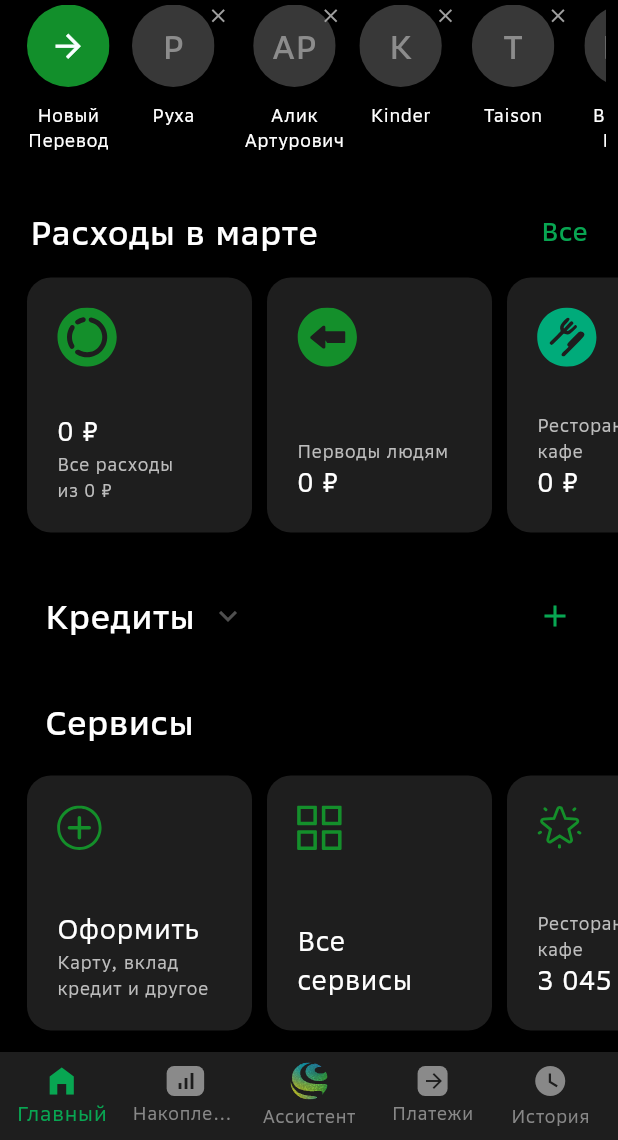
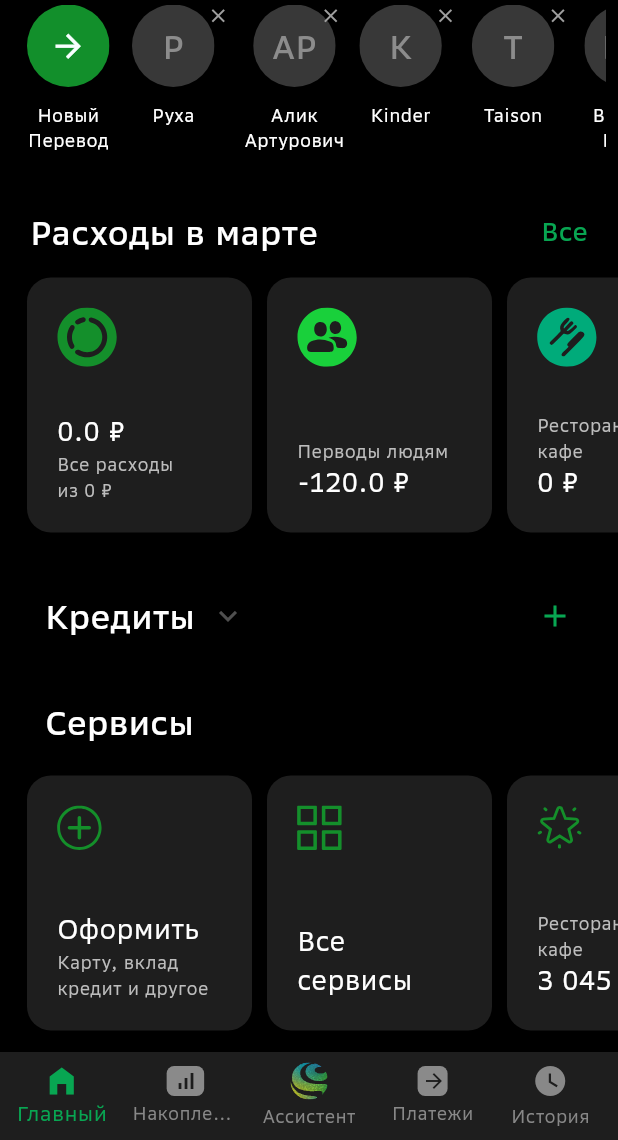
Before and after one commit to ErikBagaev1/sber, a Flutter app: the screen it shows after launch, scrolled down 327 dp, on a phone screen of 412 x 824 dp, the part 96-1236 px from its top. Run offline on Flutter 3.47's test engine with Material 3 defaults, Android fonts, the phone set to English and light mode, and no system bars; drawn by our look-alikes of skeletonizer; our stand-ins replace flutter_svg, shared_preferences, skeletons.

Commit message:
исправления

```diff
--- a/lib/components/expenses_list.dart
+++ b/lib/components/expenses_list.dart
@@ -1,14 +1,68 @@
 import 'package:flutter/material.dart';
 import 'package:flutter_svg/svg.dart';
+import 'package:sber/models/check.dart';
 import 'package:sber/pages/home_page.dart';
 import 'package:skeletonizer/skeletonizer.dart';
 
 import 'Expenses_card.dart';
 
-class ExpensesList extends StatelessWidget {
+String? incoming;
+String? outgoing;
+List<Chek> _checks = [];
+
+class ExpensesList extends StatefulWidget {
   const ExpensesList({
     super.key,
   });
+
+  @override
+  State<ExpensesList> createState() => _ExpensesListState();
+}
+
+class _ExpensesListState extends State<ExpensesList> {
+  @override
+  void initState() {
+    super.initState();
+
+    _loadChecks();
+  }
+
+  // Метод для загрузки чеков из локального хранилища
+  void _loadChecks() async {
+    try {
+      List<Chek> loadedChecks = await CheckRepository.loadChecks();
+
+      setState(() {
+        _checks = loadedChecks;
+      });
+
+      outgoing = calculateTotalCashForStatus('Исходящий перевод');
+      // print('Загруженные чеки:');
+      // print(_checks.length);
+      // for (var check in _checks) {
+      //   print('Дата: ${check.date}, ФИО: ${check.fio}, Сумма: ${check.cash}');
+      // }
+    } catch (e) {
+      // Обработка ошибок, если загрузка не удалась
+      // ignore: avoid_print
+      print('Ошибка при загрузке чеков: $e');
+    }
+  }
+
+  String calculateTotalCashForStatus(String status) {
+    double totalCash = 0;
+
+    // Проходим по всем чекам
+    for (var check in _checks) {
+      // Если статус чека совпадает с заданным статусом, добавляем его сумму к общей сумме
+      if (check.status == status) {
+        totalCash += check.cash;
+      }
+    }
+
+    // Возвращаем строковое представление общей суммы
+    return '$totalCash';
+  }
 
   @override
   Widget build(BuildContext context) {
@@ -50,9 +104,9 @@ class ExpensesList extends StatelessWidget {
                   Skeletonizer(
                     enabled: enabled1 ? true : false,
                     child: Expenses(
-                      cash: const Text(
-                        '0 ₽',
-                        style: TextStyle(
+                      cash: Text(
+                        '$outgoing ₽',
+                        style: const TextStyle(
                           fontSize: 18,
                           color: Colors.white,
                         ),
@@ -82,15 +136,15 @@ class ExpensesList extends StatelessWidget {
                         color: Colors.grey[400],
                       ),
                     ),
-                    cardNumber: const Text(
-                      '0 ₽',
-                      style: TextStyle(
+                    cardNumber: Text(
+                      '${double.parse(outgoing ?? '0') - 120} ₽',
+                      style: const TextStyle(
                         fontSize: 18,
                         color: Colors.white,
                       ),
                     ),
                     widget: SvgPicture.asset(
-                      'assets/Перевод.svg',
+                      'assets/Переводы.svg',
                       width: 40,
                     ),
                   ),
```
Also changed, not shown: lib/components/date_and_history_chek.dart (+11 -2 lines), lib/components/title_history.dart (+12 -14 lines).
